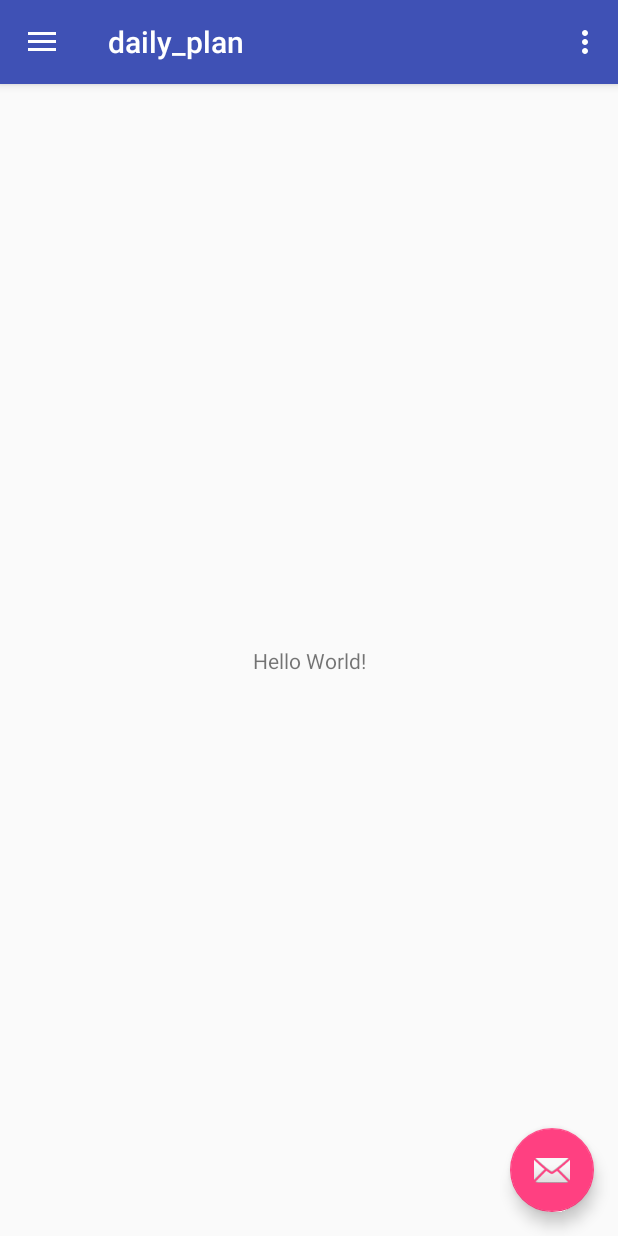
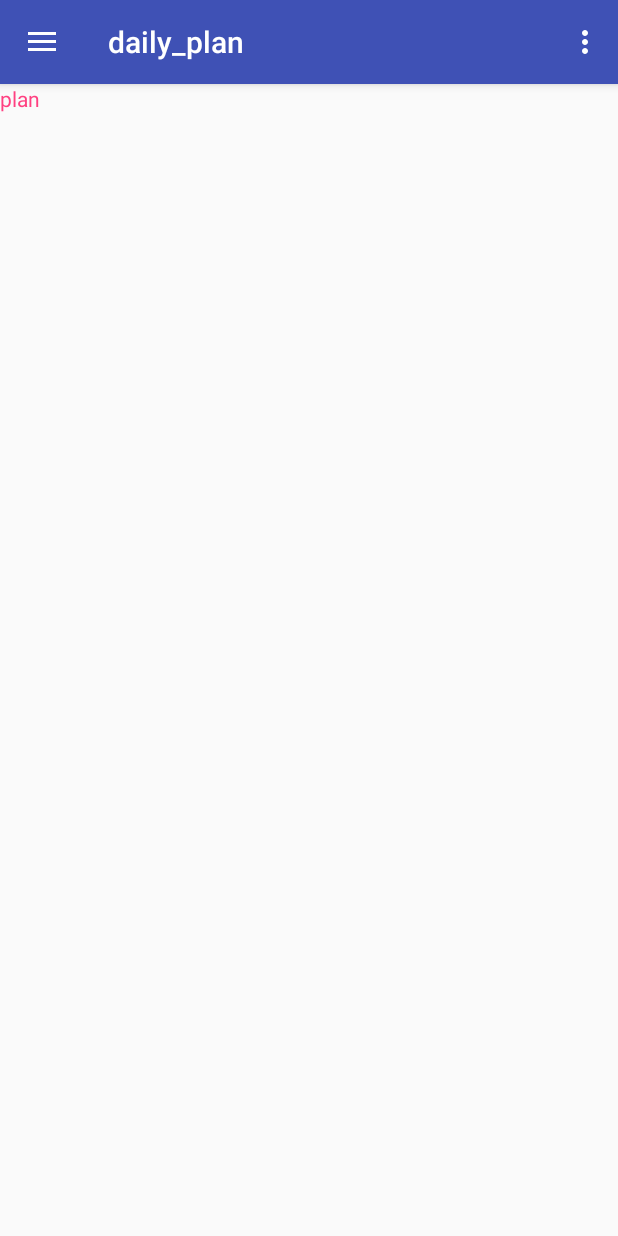
Before and after one commit to androidKy/android-study-note, an Android app: the screen it shows after launch (MainActivity), on a phone screen of 412 x 824 dp. Run offline under Robolectric (Android 15) with nearby library versions, the phone set to English and light mode, and no system bars.

Commit message:
add fragments

```diff
--- /dev/null
+++ b/code/daily_plan/app/src/main/java/com/ky/plan/BaseFragment.kt
@@ -0,0 +1,38 @@
+package com.ky.plan
+
+import android.os.Bundle
+import android.support.v4.app.Fragment
+import android.view.LayoutInflater
+import android.view.View
+import android.view.ViewGroup
+import com.ky.plan.uitl.LogUtil
+
+/**
+ * description: Fragment的基类
+ * author: kyXiao
+ * date: 2018/11/7
+ */
+abstract class BaseFragment : Fragment() {
+
+    private val TAG = "BaseFragment"
+
+    override fun onCreateView(inflater: LayoutInflater, container: ViewGroup?, savedInstanceState: Bundle?): View? {
+        LogUtil.printI(TAG, "onCreateView")
+
+        val view = inflater.inflate(getContentViewId(), container, false)
+
+        initView(view)
+
+        initData()
+
+        return view
+    }
+
+    abstract fun getContentViewId(): Int
+
+    abstract fun initView(view: View)
+
+    abstract fun initData()
+
+    abstract fun loadData()
+}
--- a/code/daily_plan/app/src/main/java/com/ky/plan/MainActivity.kt
+++ b/code/daily_plan/app/src/main/java/com/ky/plan/MainActivity.kt
@@ -3,15 +3,20 @@ package com.ky.plan
 import android.os.Bundle
 import android.support.design.widget.Snackbar
 import android.support.design.widget.NavigationView
+import android.support.v4.app.Fragment
 import android.support.v4.view.GravityCompat
 import android.support.v7.app.ActionBarDrawerToggle
 import android.support.v7.app.AppCompatActivity
+import android.util.ArrayMap
 import android.view.Menu
 import android.view.MenuItem
+import com.ky.plan.fragment.PlanFragment
+import com.ky.plan.fragment.WorkedFragment
 import kotlinx.android.synthetic.main.activity_main.*
 import kotlinx.android.synthetic.main.app_bar_main.*
 
 class MainActivity : AppCompatActivity(), NavigationView.OnNavigationItemSelectedListener {
+    private val mFragments = ArrayMap<Int, Fragment>()
 
     override fun onCreate(savedInstanceState: Bundle?) {
         super.onCreate(savedInstanceState)
@@ -29,6 +34,22 @@ class MainActivity : AppCompatActivity(), NavigationView.OnNavigationItemSelecte
         toggle.syncState()
 
         nav_view.setNavigationItemSelectedListener(this)
+
+        initFragmentList()
+    }
+
+    private fun initFragmentList() {
+        mFragments[R.id.nav_plan] = PlanFragment()
+        mFragments[R.id.nav_worked] = WorkedFragment()
+
+        val transaction = supportFragmentManager.beginTransaction()
+
+        for (fragmentMap in mFragments) {
+            transaction.add(R.id.fl_container, fragmentMap.value)
+        }
+        transaction.commit()
+
+        showFragment(R.id.nav_plan, mFragments)
     }
 
     override fun onBackPressed() {
@@ -49,36 +70,58 @@ class MainActivity : AppCompatActivity(), NavigationView.OnNavigationItemSelecte
         // Handle action bar item clicks here. The action bar will
         // automatically handle clicks on the Home/Up button, so long
         // as you specify a parent activity in AndroidManifest.xml.
-        when (item.itemId) {
-            R.id.action_settings -> return true
-            else -> return super.onOptionsItemSelected(item)
+        return when (item.itemId) {
+            R.id.action_settings -> true
+            else -> super.onOptionsItemSelected(item)
         }
     }
 
     override fun onNavigationItemSelected(item: MenuItem): Boolean {
         // Handle navigation view item clicks here.
+        showFragment(item.itemId, mFragments)
         when (item.itemId) {
-            R.id.nav_camera -> {
+            R.id.nav_plan -> {
                 // Handle the camera action
-            }
-            R.id.nav_gallery -> {
 
             }
-            R.id.nav_slideshow -> {
+            R.id.nav_worked -> {
 
             }
-            R.id.nav_manage -> {
+            R.id.nav_finished -> {
 
             }
-            R.id.nav_share -> {
+            R.id.nav_unfinished -> {
 
             }
-            R.id.nav_send -> {
+            R.id.nav_blog -> {
+
+            }
+            R.id.nav_github -> {
 
             }
         }
 
         drawer_layout.closeDrawer(GravityCompat.START)
+
         return true
     }
+
+    private var mCurrentFragmentId = -1
+
+    private fun showFragment(fragmentId: Int, fragments: ArrayMap<Int, Fragment>) {
+        if (mCurrentFragmentId == fragmentId)
+            return
+
+        mCurrentFragmentId = fragmentId
+
+        val transaction = supportFragmentManager.beginTransaction()
+
+          for (mapFragment in fragments) {
+              if (mapFragment.key != fragmentId) {
+                  transaction.hide(mapFragment.value)
+              } else transaction.show(mapFragment.value)
+          }
+       // transaction.replace(R.id.fl_container, fragments.valueAt(fragments.indexOfKey(mCurrentFragmentId)))
+        transaction.commit()
+    }
 }
--- /dev/null
+++ b/code/daily_plan/app/src/main/java/com/ky/plan/fragment/PlanFragment.kt
@@ -0,0 +1,30 @@
+package com.ky.plan.fragment
+
+import android.view.View
+import com.ky.plan.BaseFragment
+import com.ky.plan.R
+
+
+/**
+ * description: 每天安排的计划界面
+ * author: kyXiao
+ * date: 2018/11/7
+ */
+class PlanFragment : BaseFragment() {
+    override fun getContentViewId(): Int {
+        return R.layout.fragment_plan_layout
+    }
+
+    override fun initView(view: View) {
+
+    }
+
+    override fun initData() {
+
+    }
+
+    override fun loadData() {
+
+    }
+
+}
--- /dev/null
+++ b/code/daily_plan/app/src/main/java/com/ky/plan/fragment/WorkedFragment.kt
@@ -0,0 +1,27 @@
+package com.ky.plan.fragment
+
+import android.view.View
+import com.ky.plan.BaseFragment
+import com.ky.plan.R
+
+/**
+ * description:
+ * author: kyXiao
+ * date: 2018/11/7
+ */
+class WorkedFragment : BaseFragment() {
+    override fun getContentViewId(): Int {
+        return R.layout.fragment_worked_layout
+    }
+
+    override fun initView(view: View) {
+
+    }
+
+    override fun initData() {
+    }
+
+    override fun loadData() {
+        TODO("not implemented") //To change body of created functions use File | Settings | File Templates.
+    }
+}
--- /dev/null
+++ b/code/daily_plan/app/src/main/java/com/ky/plan/uitl/LogUtil.kt
@@ -0,0 +1,59 @@
+package com.ky.plan.uitl
+
+import android.text.TextUtils
+import android.util.Log
+
+/**
+ * description: 日志打印工具类
+ * author: kyXiao
+ * date: 2018/11/7
+ */
+class LogUtil {
+    private constructor()
+
+    companion object {
+        private val LOG_TAG = "ky"
+        private var DEBUG = true
+
+        public fun printI(tag: String, message: String) {
+            printI(tag, message, null)
+        }
+
+        public fun printI(tag: String, message: String, exception: Throwable?) {
+            printI(tag, buildMsg(tag, message), exception, Log.INFO)
+        }
+
+        public fun printI(tag: String, message: String, exception: Throwable?, level: Int) {
+            if (DEBUG) {
+                when (level) {
+                    Log.VERBOSE -> Log.v(tag, message, exception)
+                    Log.INFO -> Log.i(tag, message, exception)
+                    Log.DEBUG -> Log.d(tag, message, exception)
+                    Log.ERROR -> Log.e(tag, message, exception)
+                }
+            }
+        }
+
+        private fun buildMsg(tag: String?, msg: String?): String {
+            val trace = Throwable().fillInStackTrace().stackTrace
+            var caller = "<unknown>"
+            for (i in 3 until trace.size) {
+                val clazz = trace[i].javaClass
+                if (clazz != LogUtil::class.java) {
+                    var callingClass = trace[i].className
+                    callingClass = callingClass.substring(callingClass.lastIndexOf('.') + 1)
+                    callingClass = callingClass.substring(callingClass.lastIndexOf('$') + 1)
+                    if (!TextUtils.isEmpty(tag) && tag == callingClass) {
+                        caller = String.format(".%s", trace[i].methodName)
+                    } else {
+                        caller = String.format("%s.%s", callingClass, trace[i].methodName)
+                    }
+                    break
+                }
+            }
+            return String.format("[%d][%s][%s]:%s", Thread.currentThread().id, tag
+                    ?: "", caller, msg
+                    ?: "")
+        }
+    }
+}
--- a/code/daily_plan/app/src/main/res/layout/app_bar_main.xml
+++ b/code/daily_plan/app/src/main/res/layout/app_bar_main.xml
@@ -28,6 +28,7 @@
         android:layout_height="wrap_content"
         android:layout_gravity="bottom|end"
         android:layout_margin="@dimen/fab_margin"
+        android:visibility="gone"
         app:srcCompat="@android:drawable/ic_dialog_email" />
 
 </android.support.design.widget.CoordinatorLayout>
--- a/code/daily_plan/app/src/main/res/layout/content_main.xml
+++ b/code/daily_plan/app/src/main/res/layout/content_main.xml
@@ -8,10 +8,10 @@
     tools:context=".MainActivity"
     tools:showIn="@layout/app_bar_main">
 
-    <TextView
-        android:layout_width="wrap_content"
-        android:layout_height="wrap_content"
-        android:text="Hello World!"
+    <FrameLayout
+        android:id="@+id/fl_container"
+        android:layout_width="match_parent"
+        android:layout_height="match_parent"
         app:layout_constraintBottom_toBottomOf="parent"
         app:layout_constraintLeft_toLeftOf="parent"
         app:layout_constraintRight_toRightOf="parent"
--- /dev/null
+++ b/code/daily_plan/app/src/main/res/layout/fragment_plan_layout.xml
@@ -0,0 +1,11 @@
+<?xml version="1.0" encoding="utf-8"?>
+<RelativeLayout xmlns:android="http://schemas.android.com/apk/res/android"
+    android:layout_width="match_parent"
+    android:layout_height="match_parent">
+
+    <TextView
+        android:layout_width="wrap_content"
+        android:layout_height="wrap_content"
+        android:text="@string/personal_plan"
+        android:textColor="@color/colorAccent" />
+</RelativeLayout>
--- a/code/daily_plan/app/src/main/res/menu/activity_main_drawer.xml
+++ b/code/daily_plan/app/src/main/res/menu/activity_main_drawer.xml
@@ -5,33 +5,33 @@
 
     <group android:checkableBehavior="single">
         <item
-            android:id="@+id/nav_camera"
+            android:id="@+id/nav_plan"
             android:icon="@drawable/ic_menu_camera"
-            android:title="Import" />
+            android:title="@string/personal_plan" />
         <item
-            android:id="@+id/nav_gallery"
+            android:id="@+id/nav_worked"
             android:icon="@drawable/ic_menu_gallery"
-            android:title="Gallery" />
+            android:title="@string/personal_worked" />
         <item
-            android:id="@+id/nav_slideshow"
+            android:id="@+id/nav_finished"
             android:icon="@drawable/ic_menu_slideshow"
-            android:title="Slideshow" />
+            android:title="@string/personal_finished" />
         <item
-            android:id="@+id/nav_manage"
+            android:id="@+id/nav_unfinished"
             android:icon="@drawable/ic_menu_manage"
-            android:title="Tools" />
+            android:title="@string/personal_unfinished" />
     </group>
 
-    <item android:title="Communicate">
+    <item android:title="@string/personal">
         <menu>
             <item
-                android:id="@+id/nav_share"
+                android:id="@+id/nav_blog"
                 android:icon="@drawable/ic_menu_share"
-                android:title="Share" />
+                android:title="@string/personal_blog" />
             <item
-                android:id="@+id/nav_send"
+                android:id="@+id/nav_github"
                 android:icon="@drawable/ic_menu_send"
-                android:title="Send" />
+                android:title="@string/personal_github" />
         </menu>
     </item>
 
--- a/code/daily_plan/app/src/main/res/values/strings.xml
+++ b/code/daily_plan/app/src/main/res/values/strings.xml
@@ -2,8 +2,15 @@
     <string name="app_name">daily_plan</string>
     <string name="navigation_drawer_open">Open navigation drawer</string>
     <string name="navigation_drawer_close">Close navigation drawer</string>
-    <string name="nav_header_title">Android Studio</string>
-    <string name="nav_header_subtitle">android.studio@android.com</string>
+    <string name="nav_header_subtitle">13286810620@163.com</string>
     <string name="nav_header_desc">Navigation header</string>
     <string name="action_settings">Settings</string>
+    <string name="nav_header_title">ky</string>
+    <string name="personal_plan">plan</string>
+    <string name="personal_worked">worked</string>
+    <string name="personal_finished">finished</string>
+    <string name="personal_unfinished">unfinished</string>
+    <string name="personal_blog">blog</string>
+    <string name="personal_github">github</string>
+    <string name="personal">personal</string>
 </resources>
```
Also changed, not shown: code/daily_plan/app/src/main/java/com/ky/plan/fragment/FinishedFragment.kt (added, +27 -0 lines), code/daily_plan/app/src/main/res/layout/fragment_finished_layout.xml (added, +11 -0 lines), code/daily_plan/app/src/main/res/layout/fragment_unfinished_layout.xml (added, +11 -0 lines), code/daily_plan/app/src/main/res/layout/fragment_worked_layout.xml (added, +11 -0 lines).
